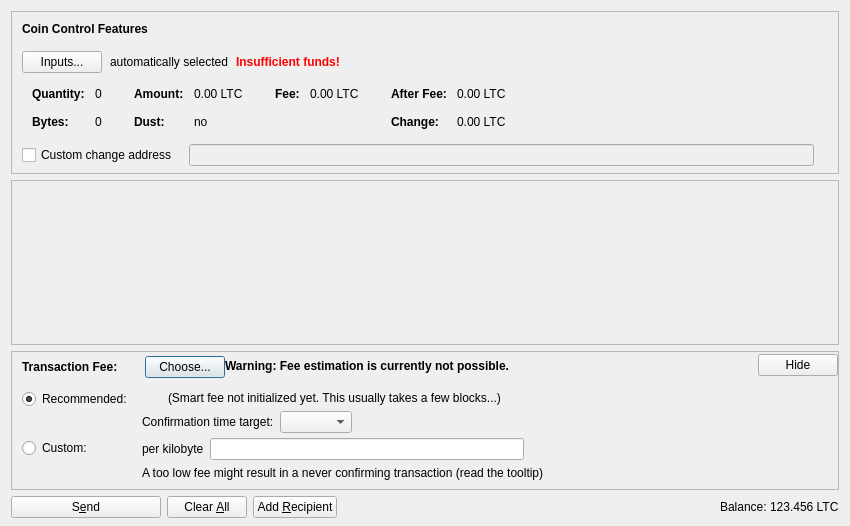
Above: src/qt/forms/sendcoinsdialog.ui from willyjin17/coin before the change. Below: the same form after it.
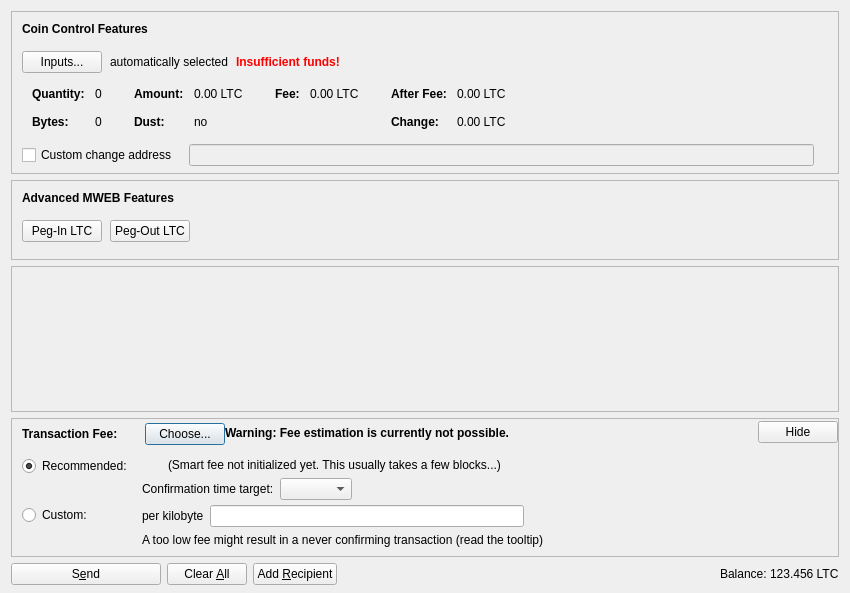
That is the form after the change. Icons and pictures are not drawn. Custom widgets are drawn as their Qt base class.

Commit message: MWEB: Wallet & UI changes

```diff
--- a/src/qt/forms/sendcoinsdialog.ui
+++ b/src/qt/forms/sendcoinsdialog.ui
@@ -7,13 +7,13 @@
     <x>0</x>
     <y>0</y>
     <width>850</width>
-    <height>526</height>
+    <height>593</height>
    </rect>
   </property>
   <property name="windowTitle">
    <string>Send Coins</string>
   </property>
-  <layout class="QVBoxLayout" name="verticalLayout" stretch="0,1,0,0">
+  <layout class="QVBoxLayout" name="verticalLayout" stretch="0,0,1,0,0">
    <property name="bottomMargin">
     <number>8</number>
    </property>
@@ -577,6 +577,155 @@
      </layout>
     </widget>
    </item>
+   <item>
+    <widget class="QFrame" name="frameMWEBFeatures">
+     <property name="sizePolicy">
+      <sizepolicy hsizetype="Expanding" vsizetype="Expanding">
+       <horstretch>0</horstretch>
+       <verstretch>0</verstretch>
+      </sizepolicy>
+     </property>
+     <property name="maximumSize">
+      <size>
+       <width>16777215</width>
+       <height>16777215</height>
+      </size>
+     </property>
+     <property name="frameShape">
+      <enum>QFrame::StyledPanel</enum>
+     </property>
+     <property name="frameShadow">
+      <enum>QFrame::Sunken</enum>
+     </property>
+     <layout class="QVBoxLayout" name="verticalLayoutMWEBFeatures2">
+      <property name="spacing">
+       <number>0</number>
+      </property>
+      <property name="leftMargin">
+       <number>0</number>
+      </property>
+      <property name="topMargin">
+       <number>0</number>
+      </property>
+      <property name="rightMargin">
+       <number>0</number>
+      </property>
+      <property name="bottomMargin">
+       <number>6</number>
+      </property>
+      <item>
+       <layout class="QVBoxLayout" name="verticalLayoutMWEBFeatures" stretch="0,0,1">
+        <property name="spacing">
+         <number>0</number>
+        </property>
+        <property name="leftMargin">
+         <number>10</number>
+        </property>
+        <property name="topMargin">
+         <number>10</number>
+        </property>
+        <item>
+         <layout class="QHBoxLayout" name="horizontalLayoutMWEBFeatures1">
+          <property name="bottomMargin">
+           <number>15</number>
+          </property>
+          <item>
+           <widget class="QLabel" name="labelMWEBFeatures">
+            <property name="sizePolicy">
+             <sizepolicy hsizetype="Preferred" vsizetype="Maximum">
+              <horstretch>0</horstretch>
+              <verstretch>0</verstretch>
+             </sizepolicy>
+            </property>
+            <property name="font">
+             <font>
+              <weight>75</weight>
+              <bold>true</bold>
+             </font>
+            </property>
+            <property name="styleSheet">
+             <string notr="true">font-weight:bold;</string>
+            </property>
+            <property name="text">
+             <string>Advanced MWEB Features</string>
+            </property>
+           </widget>
+          </item>
+         </layout>
+        </item>
+        <item>
+         <layout class="QHBoxLayout" name="horizontalLayoutMWEBFeatures2" stretch="0,0,0">
+          <property name="spacing">
+           <number>8</number>
+          </property>
+          <property name="bottomMargin">
+           <number>10</number>
+          </property>
+          <item>
+           <widget class="QPushButton" name="pushButtonMWEBPegIn">
+            <property name="styleSheet">
+             <string notr="true"/>
+            </property>
+            <property name="text">
+             <string>Peg-In LTC</string>
+            </property>
+            <property name="checkable">
+             <bool>true</bool>
+            </property>
+            <property name="autoDefault">
+             <bool>false</bool>
+            </property>
+           </widget>
+          </item>
+          <item>
+           <widget class="QPushButton" name="pushButtonMWEBPegOut">
+            <property name="styleSheet">
+             <string notr="true"/>
+            </property>
+            <property name="text">
+             <string>Peg-Out LTC</string>
+            </property>
+            <property name="checkable">
+             <bool>true</bool>
+            </property>
+            <property name="autoDefault">
+             <bool>false</bool>
+            </property>
+           </widget>
+          </item>
+          <item>
+           <spacer name="horizontalSpacerMWEBFeatures">
+            <property name="orientation">
+             <enum>Qt::Horizontal</enum>
+            </property>
+            <property name="sizeHint" stdset="0">
+             <size>
+              <width>40</width>
+              <height>1</height>
+             </size>
+            </property>
+           </spacer>
+          </item>
+         </layout>
+        </item>
+        <item>
+         <spacer name="verticalSpacerMWEBFeatures">
+          <property name="orientation">
+           <enum>Qt::Vertical</enum>
+          </property>
+          <property name="sizeHint" stdset="0">
+           <size>
+            <width>800</width>
+            <height>1</height>
+           </size>
+          </property>
+         </spacer>
+        </item>
+       </layout>
+      </item>
+     </layout>
+    </widget>
+   </item>
    <item>
     <widget class="QScrollArea" name="scrollArea">
      <property name="widgetResizable">
@@ -588,7 +737,7 @@
         <x>0</x>
         <y>0</y>
         <width>830</width>
-        <height>104</height>
+        <height>68</height>
        </rect>
       </property>
       <layout class="QVBoxLayout" name="verticalLayout_2" stretch="0,1">
```
The commit also changes 67 other files.
